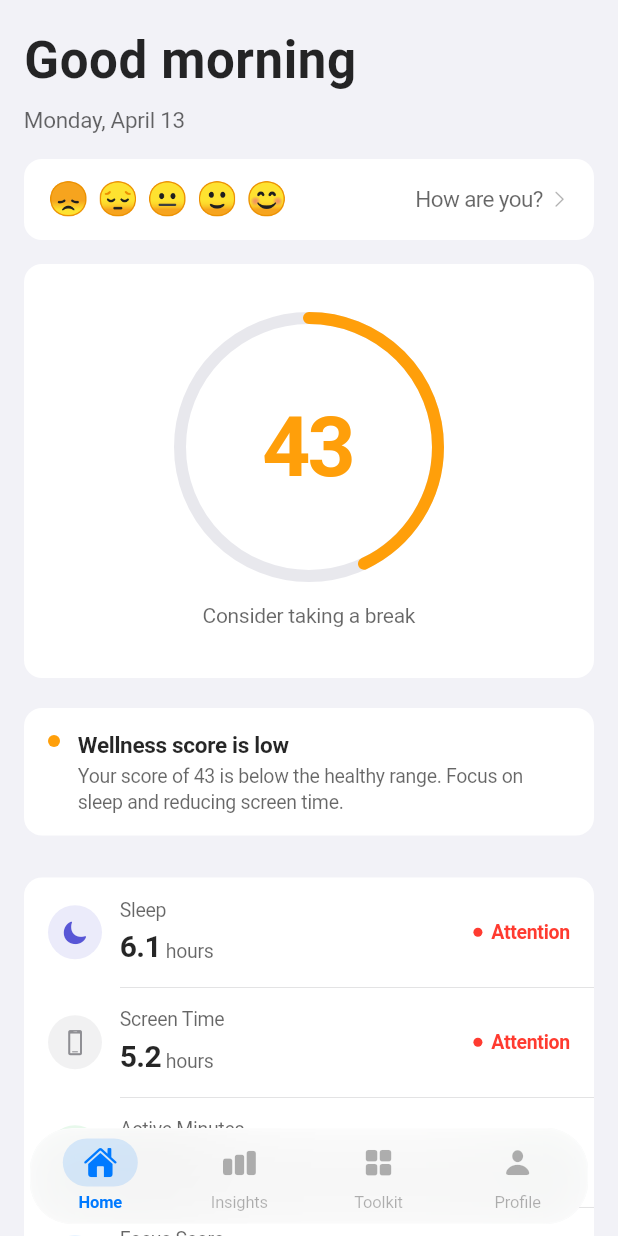
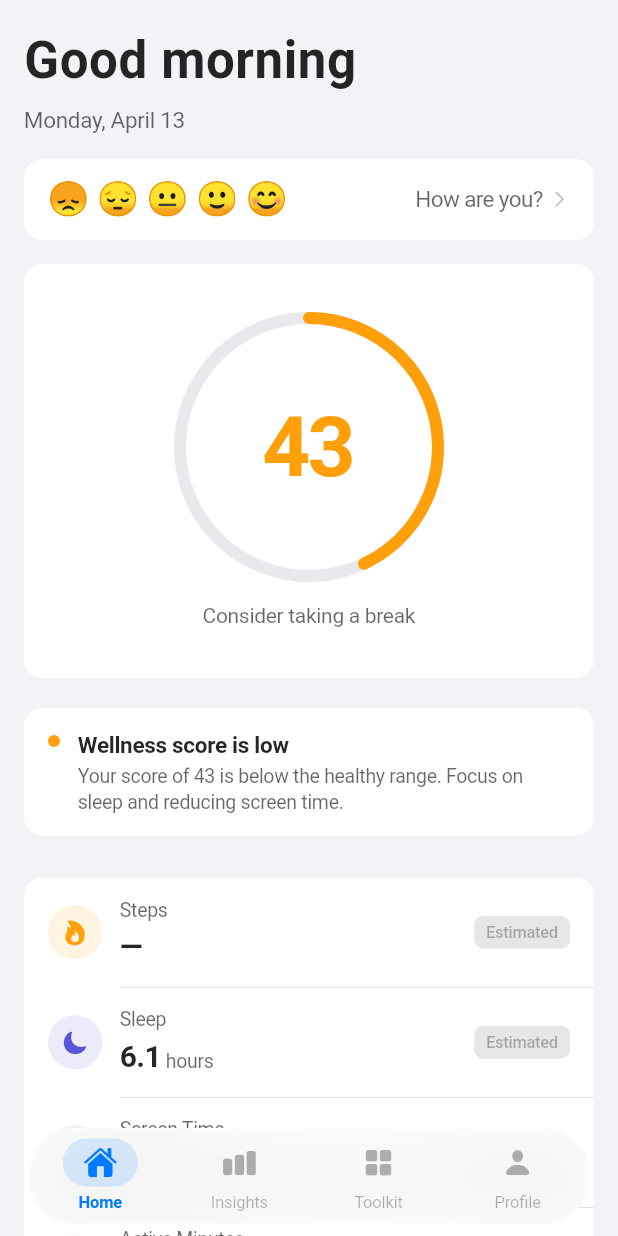
Before and after one commit to lumenworksco/CalmCampus, a Flutter app: the TabScaffold screen opened directly, on a phone screen of 412 x 824 dp. Run offline on Flutter 3.47's test engine with Material 3 defaults, Android fonts, the phone set to English and light mode, and no system bars; our stand-ins replace fl_chart, hive_flutter, package_info_plus, pedometer, shared_preferences; missing offline and left inert: app_usage, flutter_activity_recognition, health; accounts and stored records are empty.

Commit message:
Minor bug fixes

```diff
--- a/lib/screens/dashboard_screen.dart
+++ b/lib/screens/dashboard_screen.dart
@@ -146,23 +146,46 @@ class DashboardScreen extends StatelessWidget {
             a.type == AnomalyType.warning || a.type == AnomalyType.positive)
         .toList();
 
+    // Map signal IDs → whether they come from a live sensor.
+    final liveStatus = <String, bool>{
+      'sleep': healthProvider.isAvailable,
+      'screen': screenTimeProvider.isAvailable,
+      'movement': activityProvider.isAvailable,
+      'focus': screenTimeProvider.isAvailable, // derived from app count
+    };
+
     final allSignals = <BehavioralSignal>[
-      if (pedometer.isAvailable)
+      // Steps — always visible.
       BehavioralSignal(
         id: 'steps',
         label: 'Steps',
-          value: pedometer.stepsToday.toString(),
-          unit: 'steps',
-          trend: pedometer.stepsToday >= 5000
+        value: pedometer.isAvailable
+            ? pedometer.stepsToday.toString()
+            : '—',
+        unit: pedometer.isAvailable ? 'steps' : '',
+        trend: pedometer.isAvailable
+            ? (pedometer.stepsToday >= 5000
                 ? SignalTrend.up
                 : pedometer.stepsToday >= 2000
                     ? SignalTrend.stable
-                  : SignalTrend.down,
-          trendIsGood: pedometer.stepsToday >= 4000,
+                    : SignalTrend.down)
+            : SignalTrend.stable,
+        trendIsGood: pedometer.isAvailable && pedometer.stepsToday >= 4000,
         icon: 'steps',
-          isLive: true,
+        isLive: pedometer.isAvailable,
       ),
-      ...signals,
+      // Remaining signals — tag each with its live status.
+      for (final signal in signals)
+        BehavioralSignal(
+          id: signal.id,
+          label: signal.label,
+          value: signal.value,
+          unit: signal.unit,
+          trend: signal.trend,
+          trendIsGood: signal.trendIsGood,
+          icon: signal.icon,
+          isLive: liveStatus[signal.id] ?? false,
+        ),
     ];
 
     final topPadding = MediaQuery.of(context).padding.top;
--- a/lib/screens/toolkit_screen.dart
+++ b/lib/screens/toolkit_screen.dart
@@ -6,7 +6,10 @@ import 'package:url_launcher/url_launcher.dart';
 import '../data/interventions_data.dart';
 import '../models/breathing_pattern.dart';
 import '../models/daily_data.dart';
+import '../providers/activity_provider.dart';
+import '../providers/health_provider.dart';
 import '../providers/pedometer_provider.dart';
+import '../providers/screen_time_provider.dart';
 import '../services/wellness_repository.dart';
 import '../theme/app_colors.dart';
 import '../widgets/breathing_exercise.dart';
@@ -70,7 +73,26 @@ class ToolkitScreen extends StatelessWidget {
     final topPad = MediaQuery.of(context).padding.top;
     final repo = context.watch<WellnessRepository>();
     final pedometer = context.watch<PedometerProvider>();
-    final data = repo.getTodayData(realSteps: pedometer.stepsToday);
+    final healthProvider = context.watch<HealthProvider>();
+    final screenTimeProvider = context.watch<ScreenTimeProvider>();
+    final activityProvider = context.watch<ActivityProvider>();
+
+    final realSteps = pedometer.isAvailable ? pedometer.stepsToday : null;
+    final realSleep = healthProvider.isAvailable ? healthProvider.sleepHours : null;
+    final realScreenTime =
+        screenTimeProvider.isAvailable ? screenTimeProvider.screenTimeHours : null;
+    final realActiveMinutes =
+        activityProvider.isAvailable ? activityProvider.activeMinutes : null;
+    final realAppCount =
+        screenTimeProvider.isAvailable ? screenTimeProvider.appCount : null;
+
+    final data = repo.getTodayData(
+      realSteps: realSteps,
+      realSleepHours: realSleep,
+      realScreenTimeHours: realScreenTime,
+      realActiveMinutes: realActiveMinutes,
+      realAppCount: realAppCount,
+    );
     final recs = _getRecommendations(data);
 
     return SingleChildScrollView(
--- a/lib/widgets/signal_card.dart
+++ b/lib/widgets/signal_card.dart
@@ -104,7 +104,8 @@ class SignalCard extends StatelessWidget {
               ],
             ),
           ),
-          // Trend -- small colored dot + label
+          // Trend or "Estimated" label
+          if (signal.isLive)
             Row(
               mainAxisSize: MainAxisSize.min,
               children: [
@@ -139,6 +140,22 @@ class SignalCard extends StatelessWidget {
                   ],
                 ),
               ],
+            )
+          else
+            Container(
+              padding: const EdgeInsets.symmetric(horizontal: 8, vertical: 3),
+              decoration: BoxDecoration(
+                color: AppColors.textTertiary.withValues(alpha: 0.10),
+                borderRadius: BorderRadius.circular(6),
+              ),
+              child: const Text(
+                'Estimated',
+                style: TextStyle(
+                  fontSize: 11,
+                  fontWeight: FontWeight.w500,
+                  color: AppColors.textTertiary,
+                ),
+              ),
             ),
         ],
       ),
```
Also changed, not shown: 2 other files. Lines whose indentation alone changed are shown as unchanged.
